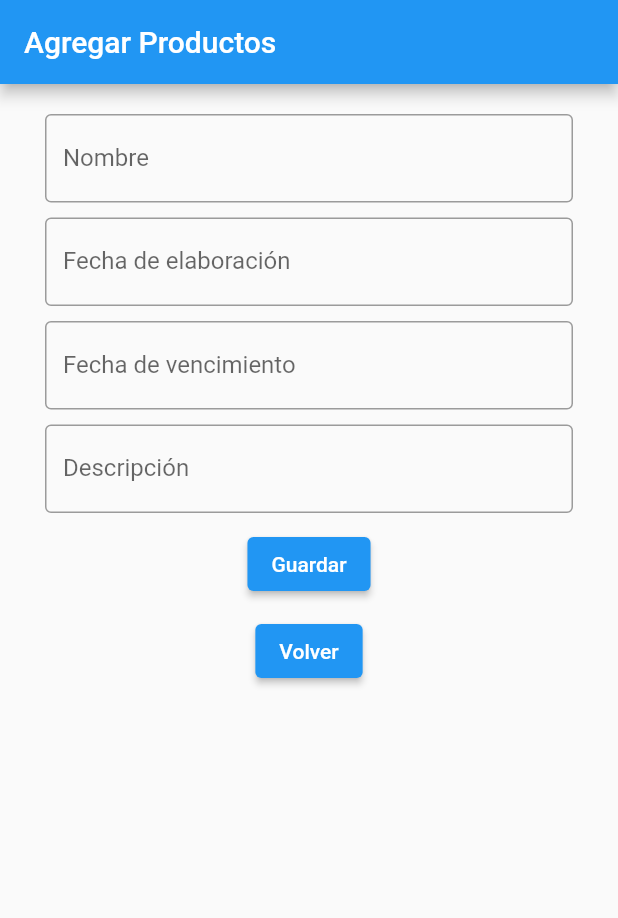
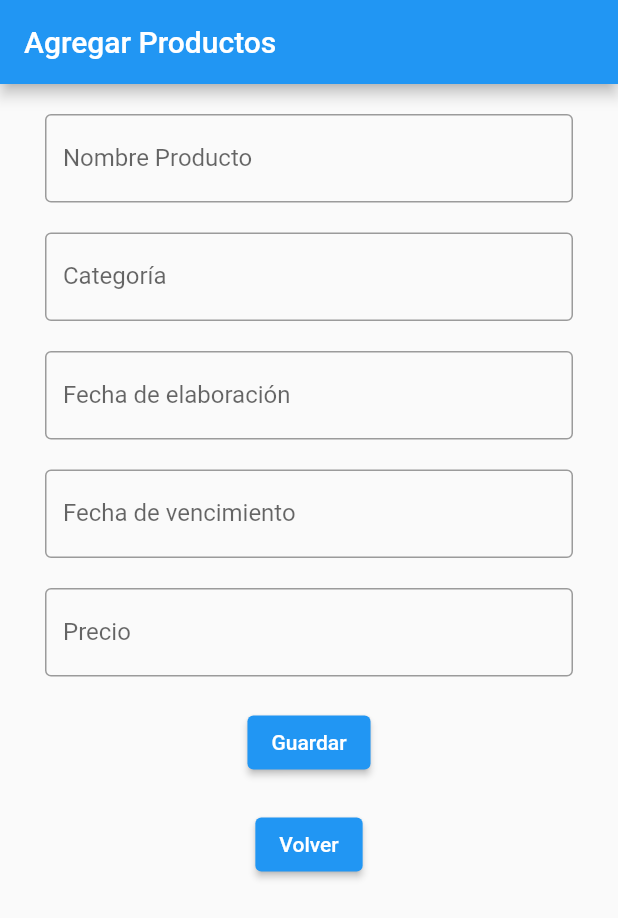
Before and after one commit to JavierVidalM/wholecake, a Flutter app: the ProductsAddPagePage screen opened directly, on a phone screen of 412 x 824 dp. Shown: the top 918 px of the screen. Run offline on Flutter 3.47's test engine with Material 2 defaults, Android fonts, the phone set to English and light mode, and no system bars; statements that could not run were skipped.

Commit message:
update products add

```diff
--- a/lib/views/products/products_add.dart
+++ b/lib/views/products/products_add.dart
@@ -1,6 +1,4 @@
 import 'package:flutter/material.dart';
-import 'dart:io';
-
 
 void main() {
   runApp(const ProductsAdd());
@@ -33,6 +31,7 @@ class _ProductsAddPagePageState extends State<ProductsAddPagePage> {
   TextEditingController fechaElaboracionController = TextEditingController();
   TextEditingController fechaVencimientoController = TextEditingController();
   TextEditingController descripcionController = TextEditingController();
+  TextEditingController categoriaController = TextEditingController();
 
   @override
   void dispose() {
@@ -40,6 +39,7 @@ class _ProductsAddPagePageState extends State<ProductsAddPagePage> {
     fechaElaboracionController.dispose();
     fechaVencimientoController.dispose();
     descripcionController.dispose();
+    categoriaController.dispose();
     super.dispose();
   }
 
@@ -62,12 +62,20 @@ class _ProductsAddPagePageState extends State<ProductsAddPagePage> {
         child: Column(
           children: [
             InputTextField(
-              hintText: 'Nombre',
-              labelText: 'Nombre',
+              hintText: 'Nombre Producto',
+              labelText: 'Nombre Producto',
               controller: nombreController,
             ),
             const SizedBox(
-              height: 10,
+              height: 20,
+            ),
+            InputTextField(
+              hintText: 'Categoría',
+              labelText: 'Categoría',
+              controller: categoriaController,
+            ),
+            const SizedBox(
+              height: 20,
             ),
             InputTextField(
               hintText: 'Fecha de elaboración',
@@ -75,7 +83,7 @@ class _ProductsAddPagePageState extends State<ProductsAddPagePage> {
               controller: fechaElaboracionController,
             ),
             const SizedBox(
-              height: 10,
+              height: 20,
             ),
             InputTextField(
               hintText: 'Fecha de vencimiento',
@@ -83,22 +91,22 @@ class _ProductsAddPagePageState extends State<ProductsAddPagePage> {
               controller: fechaVencimientoController,
             ),
             const SizedBox(
-              height: 10,
+              height: 20,
             ),
             InputTextField(
-              hintText: 'Descripción',
-              labelText: 'Descripción',
+              hintText: 'Precio',
+              labelText: 'Precio',
               controller: descripcionController,
             ),
             const SizedBox(
-              height: 10,
+              height: 20,
             ),
             ElevatedButton(
               onPressed: _saveData,
               child: const Text('Guardar'),
             ),
             const SizedBox(
-              height: 10,
+              height: 20,
             ),
             ElevatedButton(
               onPressed: () => Navigator.of(context).pop(),
```
